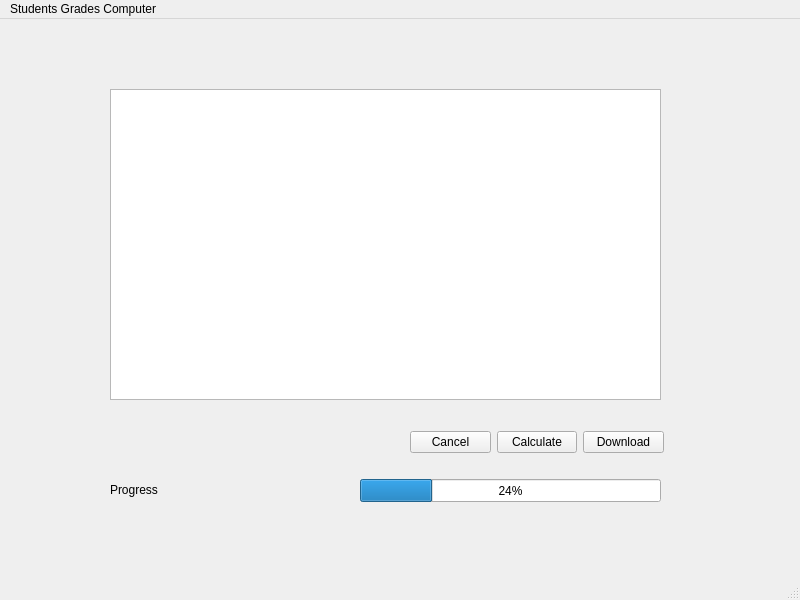
The window that mainwindow.ui (Hasuuka/StudentsGradesPro) describes before a commit, drawn with Qt 5.
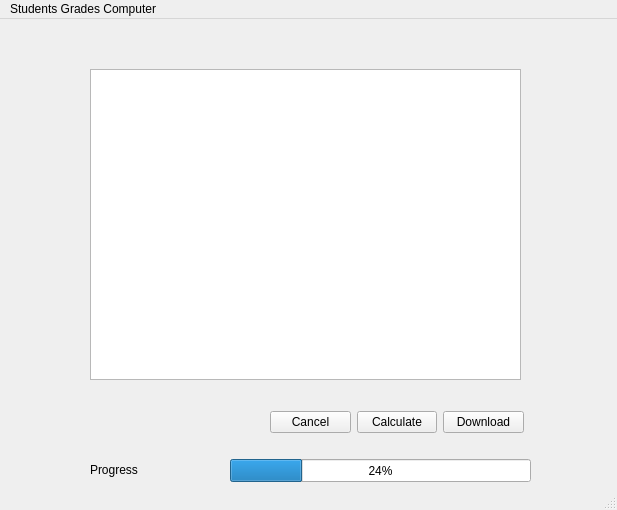
The same window after the commit.

What changed in the file:
```diff
--- a/mainwindow.ui
+++ b/mainwindow.ui
@@ -6,8 +6,8 @@
    <rect>
     <x>0</x>
     <y>0</y>
-    <width>800</width>
-    <height>600</height>
+    <width>617</width>
+    <height>510</height>
    </rect>
   </property>
   <property name="windowTitle">
@@ -17,9 +17,9 @@
    <widget class="QTableView" name="csvList">
     <property name="geometry">
      <rect>
-      <x>110</x>
-      <y>70</y>
-      <width>551</width>
+      <x>90</x>
+      <y>50</y>
+      <width>431</width>
       <height>311</height>
      </rect>
     </property>
@@ -27,8 +27,8 @@
    <widget class="QProgressBar" name="progressBar">
     <property name="geometry">
      <rect>
-      <x>360</x>
-      <y>460</y>
+      <x>230</x>
+      <y>440</y>
       <width>301</width>
       <height>23</height>
      </rect>
@@ -40,9 +40,9 @@
    <widget class="QLabel" name="label">
     <property name="geometry">
      <rect>
-      <x>110</x>
-      <y>460</y>
-      <width>71</width>
+      <x>90</x>
+      <y>440</y>
+      <width>211</width>
       <height>21</height>
      </rect>
     </property>
@@ -50,11 +50,11 @@
      <string>Progress</string>
     </property>
    </widget>
-   <widget class="QWidget" name="">
+   <widget class="QWidget" name="layoutWidget">
     <property name="geometry">
      <rect>
-      <x>410</x>
-      <y>410</y>
+      <x>270</x>
+      <y>390</y>
       <width>254</width>
       <height>26</height>
      </rect>
@@ -90,7 +90,7 @@
     <rect>
      <x>0</x>
      <y>0</y>
-     <width>800</width>
+     <width>617</width>
      <height>21</height>
     </rect>
    </property>
```
